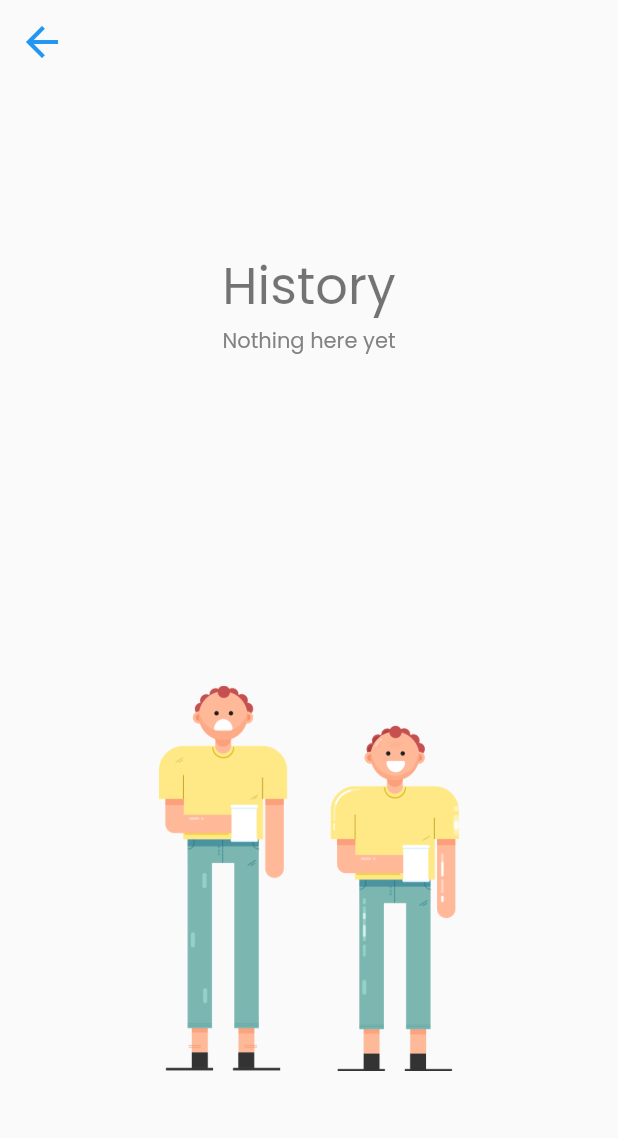
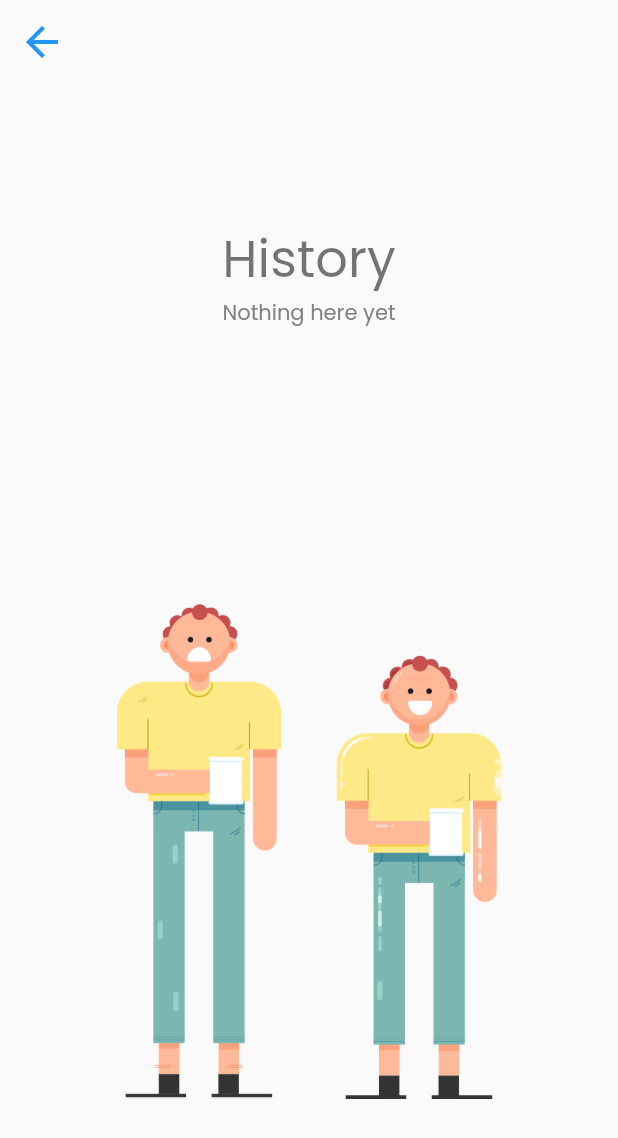
Before and after one commit to lastradev/voidshare, a Flutter app: the screen it shows after launch, after a tap on the "history" icon, on a phone screen of 412 x 824 dp. Shown: the top 1138 px of the screen. Run offline on Flutter 3.47's test engine with Material 2 defaults, Android fonts, the phone set to English and light mode, and no system bars; drawn by our look-alikes of dotted_border; our stand-ins replace page_transition.

Commit message:
Add select files container widget Add image MediaQueries Add dotted border dependency Add select files container Add SingleChildScrollView to HomeScreen

```diff
--- a/lib/screens/history_screen.dart
+++ b/lib/screens/history_screen.dart
@@ -26,10 +26,11 @@ class HistoryScreen extends StatelessWidget {
                 const Text('Nothing here yet'),
               ],
             ),
-            const Image(
-              image:
-                  AssetImage('assets/images/flat_characters_illustration.png'),
-              width: 200,
+            Image(
+              image: const AssetImage(
+                'assets/images/flat_characters_illustration.png',
+              ),
+              height: MediaQuery.of(context).size.height / 2.5,
             ),
           ],
         ),
--- a/lib/screens/home_screen.dart
+++ b/lib/screens/home_screen.dart
@@ -2,6 +2,7 @@ import 'package:flutter/gestures.dart';
 import 'package:flutter/material.dart';
 import 'package:url_launcher/url_launcher.dart';
 
+import '../widgets/select_files_container.dart';
 import 'history_screen.dart';
 
 class HomeScreen extends StatelessWidget {
@@ -26,12 +27,15 @@ class HomeScreen extends StatelessWidget {
           ),
         ],
       ),
-      body: Center(
+      body: SingleChildScrollView(
+        child: SizedBox(
+          width: MediaQuery.of(context).size.width,
           child: Column(
             children: [
-            const Image(
-              image: AssetImage('assets/images/writer_illustration.png'),
-              width: 200,
+              Image(
+                image:
+                    const AssetImage('assets/images/writer_illustration.png'),
+                height: MediaQuery.of(context).size.height / 2.5,
               ),
               const SizedBox(height: 30),
               Text(
@@ -55,8 +59,11 @@ class HomeScreen extends StatelessWidget {
                     ),
                   ],
                 ),
-            )
+              ),
+              const SizedBox(height: 30),
+              const SelectFilesContainer(),
             ],
+          ),
         ),
       ),
     );
--- /dev/null
+++ b/lib/widgets/select_files_container.dart
@@ -0,0 +1,37 @@
+import 'package:dotted_border/dotted_border.dart';
+import 'package:flutter/material.dart';
+
+class SelectFilesContainer extends StatelessWidget {
+  const SelectFilesContainer({Key? key}) : super(key: key);
+
+  @override
+  Widget build(BuildContext context) {
+    return DottedBorder(
+      borderType: BorderType.RRect,
+      radius: const Radius.circular(10),
+      color: Colors.lightBlue,
+      dashPattern: const [12, 8],
+      child: Container(
+        height: 162,
+        width: 300,
+        color: const Color(0xFFF2FAFF),
+        child: Column(
+          mainAxisAlignment: MainAxisAlignment.center,
+          children: const [
+            Icon(
+              Icons.drive_folder_upload_rounded,
+              color: Colors.blue,
+              size: 70,
+            ),
+            Text(
+              'Select files',
+              style: TextStyle(
+                color: Colors.blue,
+              ),
+            ),
+          ],
+        ),
+      ),
+    );
+  }
+}
--- a/pubspec.yaml
+++ b/pubspec.yaml
@@ -7,6 +7,7 @@ environment:
   sdk: ">=2.12.0 <3.0.0"
 dependencies:
   cupertino_icons: ^1.0.2
+  dotted_border: ^2.0.0+1
   flutter:
     sdk: flutter
   page_transition: ^2.0.4
```
Also changed, not shown: pubspec.lock. Lines whose indentation alone changed are shown as unchanged.
